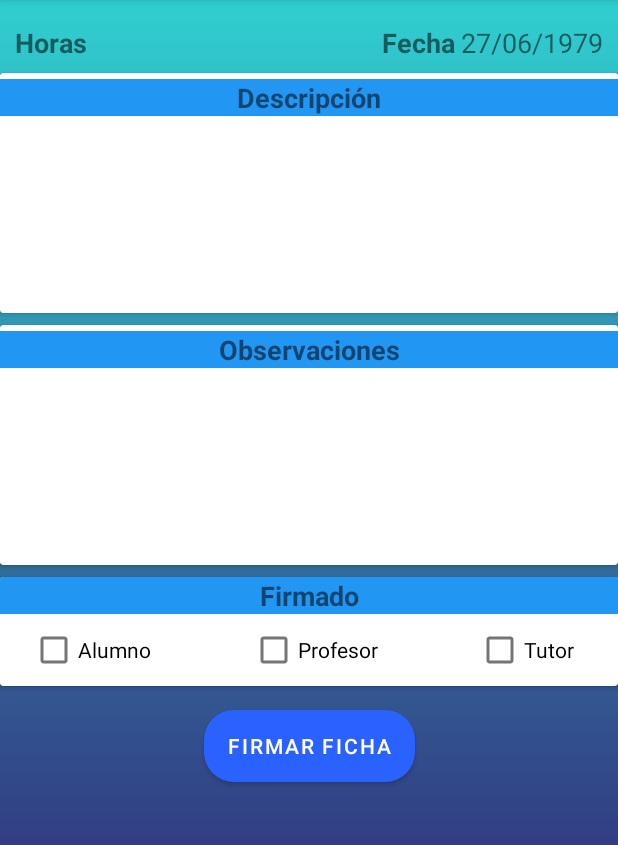
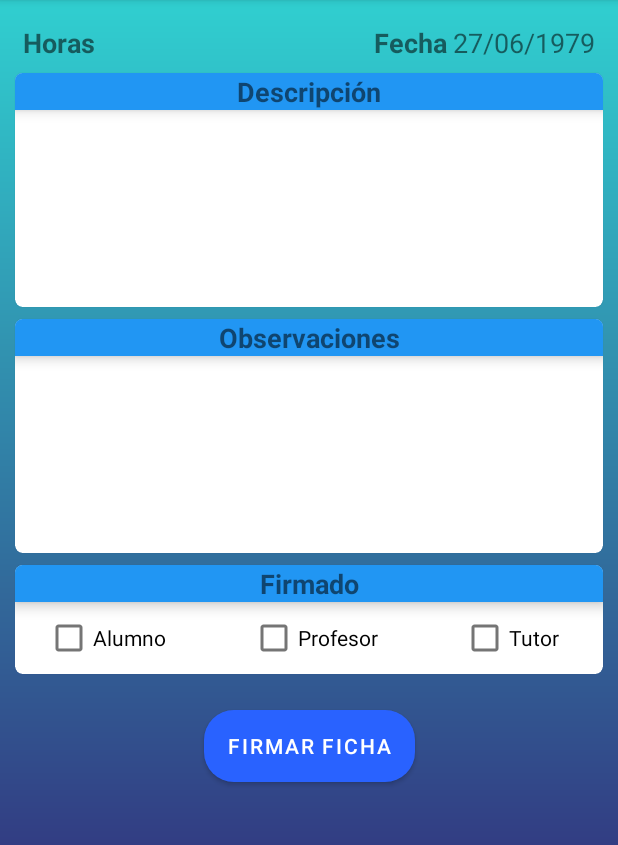
Before and after one commit to Jmarser/Proyecto_as, an Android app: the fragment FichaFragment placed in its activity, on a phone screen of 412 x 824 dp, the part 84-929 px from its top. Run offline under Robolectric (Android 15) with nearby library versions, the phone set to English and light mode, and no system bars; our stand-ins replace ButterKnife; libraries missing offline, so code that uses them is left out: es.dmoral.toasty; 11 statements that could not run were skipped.

Commit message:
cambios esteticos. solucion de errores menores

```diff
--- a/app/src/main/java/com/jmarser/proyecto_as/editFicha/presenter/EditFichaPresenter.java
+++ b/app/src/main/java/com/jmarser/proyecto_as/editFicha/presenter/EditFichaPresenter.java
@@ -2,10 +2,12 @@ package com.jmarser.proyecto_as.editFicha.presenter;
 
 import android.widget.CheckBox;
 import android.widget.Spinner;
+import android.widget.TextView;
+
 import com.google.android.material.textfield.TextInputLayout;
 import com.jmarser.proyecto_as.model.Ficha;
 
 public interface EditFichaPresenter {
 
-    void validarCampos(Spinner sp_horas, String newFecha, TextInputLayout descripcion, TextInputLayout observaciones, CheckBox firmado, Ficha ficha);
+    void validarCampos(Spinner sp_horas, TextView newFecha, TextInputLayout descripcion, TextInputLayout observaciones, CheckBox firmado, Ficha ficha);
 }
--- a/app/src/main/java/com/jmarser/proyecto_as/ficha/view/FichaFragment.java
+++ b/app/src/main/java/com/jmarser/proyecto_as/ficha/view/FichaFragment.java
@@ -32,6 +32,8 @@ public class FichaFragment extends Fragment implements View.OnClickListener, Fic
 
     @BindView(R.id.tv_horas_ficha)
     TextView tv_horas_ficha;
+    @BindView(R.id.tv_fecha_ficha)
+    TextView tv_fecha_ficha;
     @BindView(R.id.tv_descripcion_ficha)
     TextView tv_descripcion_ficha;
     @BindView(R.id.tv_observaciones_ficha)
@@ -96,6 +98,7 @@ public class FichaFragment extends Fragment implements View.OnClickListener, Fic
         tv_descripcion_ficha.setText(ficha.getDescripcion());
         tv_observaciones_ficha.setText(ficha.getObservaciones());
         tv_horas_ficha.setText(String.valueOf(ficha.getHoras()));
+        tv_fecha_ficha.setText(ficha.getFecha());
         cb_firmaAlumno.setChecked(ficha.isFirmaAlumno());
         cb_firmaProfesor.setChecked(ficha.isFirmaProf());
         cb_firmaTutor.setChecked(ficha.isFirmaTutor());
@@ -163,4 +166,10 @@ public class FichaFragment extends Fragment implements View.OnClickListener, Fic
     public void fileSigned(String mensaje) {
         Toasty.info(getContext(),mensaje, Toasty.LENGTH_SHORT).show();
     }
+
+    @Override
+    public void onSaveInstanceState(Bundle outState){
+        super.onSaveInstanceState(outState);
+        outState.putParcelable(Constantes.KEY_FICHA, ficha);
+    }
 }
--- a/app/src/main/java/com/jmarser/proyecto_as/fichasAlumno/view/FichasAlumnoFragment.java
+++ b/app/src/main/java/com/jmarser/proyecto_as/fichasAlumno/view/FichasAlumnoFragment.java
@@ -70,7 +70,7 @@ public class FichasAlumnoFragment extends Fragment implements FichasAlumnoView,
     @Override
     public void onCreate(Bundle savedInstanceState) {
         super.onCreate(savedInstanceState);
-        if (savedInstanceState != null) {
+        if (getArguments() != null) {
             alumno = getArguments().getParcelable(Constantes.KEY_ALUMNO);
         }
 
--- a/app/src/main/java/com/jmarser/proyecto_as/newFicha/presenter/NewFichaPresenter.java
+++ b/app/src/main/java/com/jmarser/proyecto_as/newFicha/presenter/NewFichaPresenter.java
@@ -10,7 +10,7 @@ import com.jmarser.proyecto_as.model.Alumno;
 
 public interface NewFichaPresenter {
 
-    void validarCampos(Spinner sp_horas, String fecha, TextInputLayout descripcion, TextInputLayout observaciones, CheckBox firmado, Alumno alumno);
+    void validarCampos(Spinner sp_horas, TextView fecha, TextInputLayout descripcion, TextInputLayout observaciones, CheckBox firmado, Alumno alumno);
 
 
 }
--- a/app/src/main/java/com/jmarser/proyecto_as/utils/Constantes.java
+++ b/app/src/main/java/com/jmarser/proyecto_as/utils/Constantes.java
@@ -14,7 +14,7 @@ public class Constantes {
 
     /*Constantes End point Retrofit*/
     public static final String BASE_URL_EMULADOR = "http://10.0.2.2:8080";//usada desde emulador para localhost
-    public static final String BASE_URL_TERMINAL = "http://192.168.1.93:8080";//usada desde terminal para localhost
+    public static final String BASE_URL_TERMINAL = "http://192.168.1.97:8080";//usada desde terminal para localhost
     public static final String API = "/api";
     public static final String ENDPOINT_LOGIN_USUARIO = "/login";
     public static final String ENDPOINT_GET_ALUMNO = "/alumno";
--- a/app/src/main/res/layout/fragment_ficha.xml
+++ b/app/src/main/res/layout/fragment_ficha.xml
@@ -15,7 +15,7 @@
             android:id="@+id/tv_info_horas_ficha"
             android:layout_width="wrap_content"
             android:layout_height="wrap_content"
-            android:layout_marginStart="10dp"
+            android:layout_marginStart="15dp"
             android:layout_marginTop="16dp"
             android:text="@string/horas"
             android:textSize="18sp"
@@ -50,7 +50,7 @@
             android:layout_width="wrap_content"
             android:layout_height="wrap_content"
             android:layout_marginTop="16dp"
-            android:layout_marginEnd="10dp"
+            android:layout_marginEnd="15dp"
             android:text="@string/_27_06_1979"
             android:textSize="18sp"
             app:layout_constraintEnd_toEndOf="parent"
@@ -60,7 +60,10 @@
             android:id="@+id/cv_descripcion_ficha"
             android:layout_width="match_parent"
             android:layout_height="wrap_content"
+            android:layout_marginStart="10dp"
             android:layout_marginTop="8dp"
+            android:layout_marginEnd="10dp"
+            app:cardCornerRadius="5dp"
             app:layout_constraintEnd_toEndOf="parent"
             app:layout_constraintStart_toStartOf="parent"
             app:layout_constraintTop_toBottomOf="@id/tv_horas_ficha">
@@ -74,9 +77,9 @@
                     android:id="@+id/tv_info_descripcion_ficha"
                     android:layout_width="match_parent"
                     android:layout_height="wrap_content"
-                    android:layout_marginTop="4dp"
                     android:background="@color/md_blue_500"
                     android:text="@string/descripcion"
+                    android:elevation="5dp"
                     android:textAlignment="center"
                     android:textSize="18sp"
                     android:textStyle="bold" />
@@ -85,10 +88,12 @@
                     android:id="@+id/tv_descripcion_ficha"
                     android:layout_width="match_parent"
                     android:layout_height="wrap_content"
+                    android:layout_marginStart="10dp"
+                    android:layout_marginEnd="10dp"
                     android:maxLines="20"
                     android:minLines="6"
                     android:paddingStart="5dp"
-                    android:paddingEnd="3dp"
+                    android:paddingEnd="5dp"
                     android:textSize="18sp" />
 
             </LinearLayout>
@@ -101,6 +106,9 @@
             android:layout_marginTop="8dp"
             app:layout_constraintEnd_toEndOf="parent"
             app:layout_constraintStart_toStartOf="parent"
+            app:cardCornerRadius="5dp"
+            android:layout_marginStart="10dp"
+            android:layout_marginEnd="10dp"
             app:layout_constraintTop_toBottomOf="@id/cv_descripcion_ficha">
 
             <LinearLayout
@@ -112,19 +120,23 @@
                     android:id="@+id/tv_info_observaciones_ficha"
                     android:layout_width="match_parent"
                     android:layout_height="match_parent"
-                    android:layout_marginTop="4dp"
                     android:background="@color/md_blue_500"
                     android:text="@string/observaciones"
                     android:textAlignment="center"
                     android:textSize="18sp"
-                    android:textStyle="bold" />
+                    android:textStyle="bold"
+                    android:elevation="5dp"/>
 
                 <TextView
                     android:id="@+id/tv_observaciones_ficha"
                     android:layout_width="match_parent"
                     android:layout_height="wrap_content"
+                    android:layout_marginStart="10dp"
+                    android:layout_marginEnd="10dp"
                     android:maxLines="20"
                     android:minLines="6"
+                    android:paddingStart="5dp"
+                    android:paddingEnd="5dp"
                     android:textSize="18sp" />
             </LinearLayout>
         </androidx.cardview.widget.CardView>
@@ -134,8 +146,11 @@
             android:layout_width="match_parent"
             android:layout_height="wrap_content"
             android:layout_marginTop="8dp"
+            app:cardCornerRadius="5dp"
             app:layout_constraintEnd_toEndOf="parent"
             app:layout_constraintStart_toStartOf="parent"
+            android:layout_marginStart="10dp"
+            android:layout_marginEnd="10dp"
             app:layout_constraintTop_toBottomOf="@id/cv_observaciones_ficha">
 
             <androidx.constraintlayout.widget.ConstraintLayout
@@ -148,6 +163,7 @@
                     android:layout_height="match_parent"
                     android:background="@color/md_blue_500"
                     android:text="@string/firmado"
+                    android:elevation="5dp"
                     android:textAlignment="center"
                     android:textSize="18sp"
                     android:textStyle="bold" />
@@ -192,10 +208,10 @@
             android:id="@+id/btn_firmar_ficha"
             android:layout_width="wrap_content"
             android:layout_height="wrap_content"
-            android:layout_marginTop="16dp"
+            android:layout_marginTop="24dp"
             android:layout_marginBottom="24dp"
+            android:background="@drawable/degradado_button_login"
             android:text="@string/firmar"
-            android:background="@drawable/degradado_button_login"
             app:layout_constraintBottom_toBottomOf="parent"
             app:layout_constraintEnd_toEndOf="parent"
             app:layout_constraintStart_toStartOf="parent"
```
Also changed, not shown: app/src/main/java/com/jmarser/proyecto_as/editFicha/presenter/EditFichaPresenterImpl.java (+4 -3 lines), app/src/main/java/com/jmarser/proyecto_as/editFicha/view/EditFichaFragment.java (+37 -8 lines), app/src/main/java/com/jmarser/proyecto_as/newFicha/presenter/NewFichaPresenterImpl.java (+4 -3 lines), app/src/main/java/com/jmarser/proyecto_as/newFicha/view/NewFichaFragment.java (+35 -8 lines), app/src/main/res/layout/fragment_edit_ficha.xml (+19 -17 lines), app/src/main/res/layout/fragment_new_ficha.xml (+20 -17 lines).
